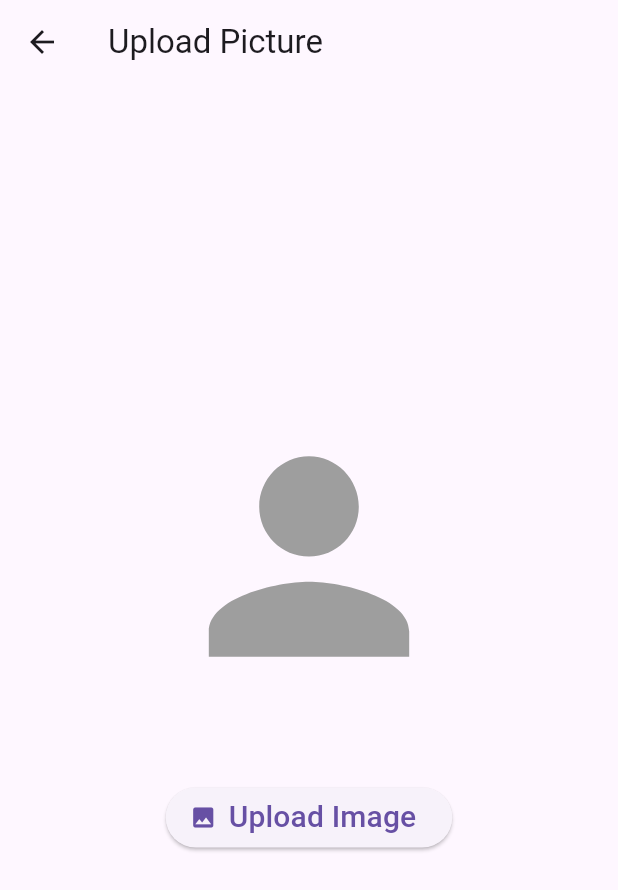
After one commit to BhavikPindoriya/firebase_crud, a Flutter app: the UploadPictute screen opened directly, on a phone screen of 412 x 824 dp. The commit adds this screen. Shown: the top 890 px of the screen. Run offline on Flutter 3.47's test engine with Material 3 defaults, Android fonts, the phone set to English and light mode, and no system bars; our stand-ins replace cloud_firestore, firebase_auth, firebase_core, firebase_database, firebase_storage, flutter_spinkit and 2 more; accounts and stored records are empty; network calls fail.

Commit message:
(1) upload image in firebase storage. (2) implemented forgot password in forgot_password page.

```diff
--- a/lib/main.dart
+++ b/lib/main.dart
@@ -5,12 +5,16 @@ import 'package:flutter/material.dart';
 void main() async {
   WidgetsFlutterBinding.ensureInitialized();
   await Firebase.initializeApp(
+    // name: 'com.example.firebase_new_learn',
     // firebase name is already exists this type of error then the this line to solve the error
     options: const FirebaseOptions(
       apiKey: 'AIzaSyCPNYSWIpf4QUnjy6elIJyILka5mcvxO9E',
       appId: '1:766965983832:android:1878ccfe1bbd4f303b382d',
       messagingSenderId: '766965983832',
       projectId: 'fir-new-learn-86751',
+      // storageBucket: 'fir-new-learn-86751.appspot.com'
+      // storageBucket:
+      //     "fir-new-learn-86751.appspot.com" // this use storage then use
     ),
   );
   runApp(const MyApp());
--- /dev/null
+++ b/lib/ui/upload_Picture.dart
@@ -0,0 +1,102 @@
+import 'dart:io';
+
+import 'package:firebase_storage/firebase_storage.dart';
+import 'package:flutter/material.dart';
+import 'package:flutter_spinkit/flutter_spinkit.dart';
+import 'package:fluttertoast/fluttertoast.dart';
+import 'package:image_picker/image_picker.dart';
+
+class UploadPictute extends StatefulWidget {
+  const UploadPictute({super.key});
+
+  @override
+  State<UploadPictute> createState() => _UploadPictuteState();
+}
+
+class _UploadPictuteState extends State<UploadPictute> {
+  String? imageUrl;
+  final ImagePicker _imagePicker =
+      ImagePicker(); // create the ImagePicker refrense
+  bool isLoading = false;
+
+  pickImage() async {
+    XFile? res = await _imagePicker.pickImage(source: ImageSource.gallery);
+
+    if (res != null) {
+      uploadtofirebase(File(res.path));
+    }
+  }
+
+  uploadtofirebase(Image) async {
+    setState(() {
+      isLoading = true;
+    });
+    try {
+      Reference sr = FirebaseStorage.instance.ref().child(
+          'Images/${DateTime.now().microsecondsSinceEpoch}.png'); // this variable is create for the image upload
+      await sr.putFile(Image).whenComplete(() {
+        Fluttertoast.showToast(msg: "Image Uploaded to 🔥 Base");
+      });
+
+      imageUrl = await sr
+          .getDownloadURL(); // get the image url and put the imageurl variable
+
+      setState(() {});
+    } catch (e) {
+      print('error occured $e');
+    }
+    setState(() {
+      isLoading = false;
+    });
+  }
+
+  @override
+  Widget build(BuildContext context) {
+    return Scaffold(
+      appBar: AppBar(
+        title: const Text('Upload Picture'),
+      ),
+      body: Center(
+        child: ListView(
+          shrinkWrap: true,
+          children: [
+            imageUrl == null
+                ? const Icon(
+                    Icons.person,
+                    size: 200,
+                    color: Colors.grey,
+                  )
+                : Center(
+                    child: Image.network(
+                      imageUrl!,
+                      height: 70,
+                    ),
+                  ),
+            const SizedBox(
+              height: 50,
+            ),
+            Center(
+              child: ElevatedButton.icon(
+                  onPressed: () {
+                    pickImage();
+                  },
+                  icon: const Icon(Icons.image),
+                  label: const Text(
+                    'Upload Image',
+                    style: TextStyle(fontSize: 20),
+                  )),
+            ),
+            const SizedBox(
+              height: 40,
+            ),
+            if (isLoading == true)
+              const SpinKitThreeBounce(
+                color: Colors.black,
+                size: 20,
+              )
+          ],
+        ),
+      ),
+    );
+  }
+}
--- a/pubspec.yaml
+++ b/pubspec.yaml
@@ -41,6 +41,8 @@ dependencies:
   firebase_database: ^10.4.10
   cloud_firestore: ^4.15.8
   image_picker: ^1.0.7
+  firebase_storage: ^11.6.10 # this use for the image upload in firebase storage
+  flutter_spinkit: ^5.2.0
 
 dev_dependencies:
   flutter_test:
```
Also changed, not shown: lib/firebaseservise/splash_service.dart (+9 -5 lines), lib/ui/auth/login_screen.dart (+17 -0 lines), lib/ui/forgot_password.dart (added, +72 -0 lines), lib/ui/upload_image.dart (+59 -3 lines).
